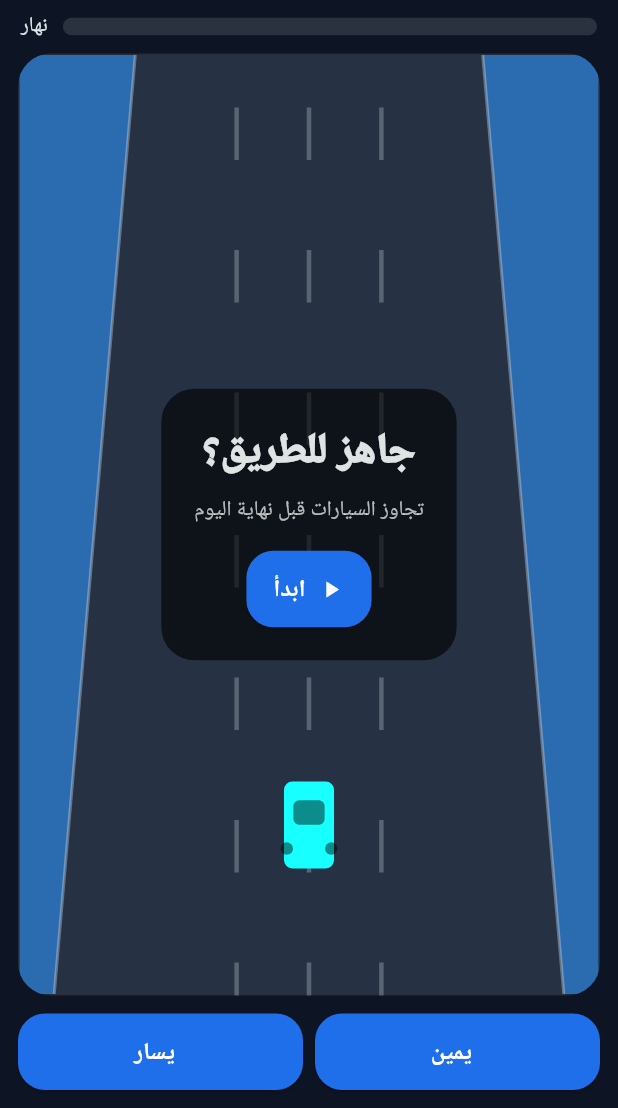
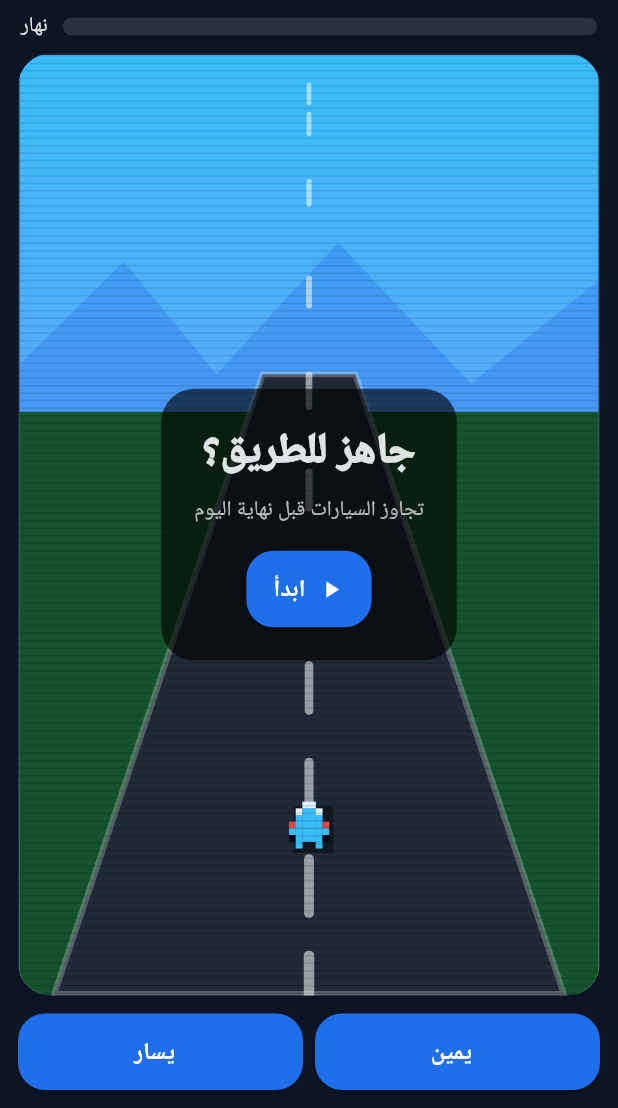
Before and after one commit to aljwaal1/carsgame, a Flutter app: the screen it shows after launch, after a tap on the "volume up" icon, after a tap on "🏎️", on a phone screen of 412 x 824 dp, the part 128-1236 px from its top. Run offline on Flutter 3.47's test engine with Material 3 defaults, Android fonts, the phone set to English and light mode, and no system bars; our stand-ins replace audioplayers, shared_preferences; Roboto replaces fonts that are missing (Arial).

Commit message:
Improve retro road weather pixel graphics

```diff
--- a/lib/games/retro_road/retro_road_painter.dart
+++ b/lib/games/retro_road/retro_road_painter.dart
@@ -1,9 +1,12 @@
+import 'dart:math' as math;
 import 'package:flutter/material.dart';
+import '../../core/graphics/retro_pixels.dart';
 import 'retro_road_models.dart';
 import 'retro_road_weather.dart';
 
 class RetroRoadPainter extends CustomPainter {
   RetroRoadPainter({required this.playerX, required this.cars, required this.weather, required this.day, required this.score});
+
   final double playerX;
   final List<RoadCar> cars;
   final RoadWeather weather;
@@ -14,100 +17,138 @@ class RetroRoadPainter extends CustomPainter {
   void paint(Canvas canvas, Size size) {
     final w = size.width;
     final h = size.height;
-    canvas.drawRect(Offset.zero & size, Paint()..color = _skyColor());
+    final bg = Offset.zero & size;
+    canvas.drawRect(bg, Paint()..shader = LinearGradient(
+      begin: Alignment.topCenter,
+      end: Alignment.bottomCenter,
+      colors: _skyColors(),
+    ).createShader(bg));
 
-    final road = Path()
-      ..moveTo(w * 0.20, 0)
-      ..lineTo(w * 0.80, 0)
-      ..lineTo(w * 0.94, h)
-      ..lineTo(w * 0.06, h)
-      ..close();
-    canvas.drawPath(road, Paint()..color = _roadColor());
+    _sunMoon(canvas, size);
+    _mountains(canvas, size);
+    _ground(canvas, size);
+    _road(canvas, size);
+    _laneMarks(canvas, size);
+    _particles(canvas, size);
 
-    final edge = Paint()..color = Colors.white30..strokeWidth = 2;
-    canvas.drawLine(Offset(w * 0.20, 0), Offset(w * 0.06, h), edge);
-    canvas.drawLine(Offset(w * 0.80, 0), Offset(w * 0.94, h), edge);
-
-    final dash = Paint()..color = Colors.white24..strokeWidth = 3;
-    for (int lane = 1; lane <= 3; lane++) {
-      final x = w * (0.25 + lane * 0.125);
-      for (int i = 0; i < 8; i++) {
-        final y = ((i * 95 + score * 0.35) % (h + 100)) - 60;
-        canvas.drawLine(Offset(x, y), Offset(x, y + 35), dash);
-      }
+    for (final car in cars) {
+      final c = Offset(car.x * w, car.y * h);
+      _car(canvas, c, math.max(2.8, w * .010), enemy: true, lane: car.lane);
     }
 
-    if (weather == RoadWeather.snow) _drawSnow(canvas, size);
-    if (weather == RoadWeather.rain) _drawRain(canvas, size);
+    final pc = Offset(playerX * w, h * .82);
+    if (weather == RoadWeather.night || weather == RoadWeather.fog || weather == RoadWeather.rain) {
+      final light = Path()
+        ..moveTo(pc.dx - 14, pc.dy - 8)
+        ..lineTo(pc.dx - w * .20, pc.dy - h * .35)
+        ..lineTo(pc.dx + w * .20, pc.dy - h * .35)
+        ..lineTo(pc.dx + 14, pc.dy - 8)
+        ..close();
+      canvas.drawPath(light, Paint()..color = const Color(0xfffff3b0).withOpacity(.18));
+    }
+    _car(canvas, pc, math.max(3.2, w * .0115), enemy: false, lane: 0);
+    _overlay(canvas, size);
+    _crt(canvas, size);
+  }
 
-    for (final car in cars) {
-      _drawCar(canvas, Offset(car.x * w, car.y * h), w * 0.105, false);
-    }
-    _drawCar(canvas, Offset(playerX * w, h * 0.82), w * 0.12, true);
-
-    if (weather == RoadWeather.night) {
-      canvas.drawRect(Offset.zero & size, Paint()..color = Colors.black.withOpacity(0.38));
-      _drawHeadLights(canvas, Offset(playerX * w, h * 0.82), w, h);
-    }
-    if (weather == RoadWeather.fog) {
-      canvas.drawRect(Offset.zero & size, Paint()..color = Colors.white.withOpacity(0.42));
-      canvas.drawRect(Rect.fromLTWH(0, h * 0.55, w, h * 0.45), Paint()..color = Colors.transparent..blendMode = BlendMode.clear);
+  List<Color> _skyColors() {
+    switch (weather) {
+      case RoadWeather.sunset: return const [Color(0xff3b0764), Color(0xfffb7185), Color(0xfff59e0b)];
+      case RoadWeather.night: return const [Color(0xff020617), Color(0xff0f172a), Color(0xff111827)];
+      case RoadWeather.fog: return const [Color(0xff64748b), Color(0xff94a3b8), Color(0xffcbd5e1)];
+      case RoadWeather.snow: return const [Color(0xffbfdbfe), Color(0xffdbeafe), Color(0xfff8fafc)];
+      case RoadWeather.rain: return const [Color(0xff111827), Color(0xff334155), Color(0xff475569)];
+      case RoadWeather.day: return const [Color(0xff38bdf8), Color(0xff60a5fa), Color(0xffbbf7d0)];
     }
   }
 
-  Color _skyColor() {
-    switch (weather) {
-      case RoadWeather.day: return const Color(0xff2b6cb0);
-      case RoadWeather.sunset: return const Color(0xff7c2d12);
-      case RoadWeather.night: return const Color(0xff020617);
-      case RoadWeather.fog: return const Color(0xff64748b);
-      case RoadWeather.snow: return const Color(0xffdbeafe);
-      case RoadWeather.rain: return const Color(0xff1e293b);
+  void _sunMoon(Canvas c, Size s) {
+    if (weather == RoadWeather.night) {
+      c.drawCircle(Offset(s.width * .78, s.height * .12), 22, Paint()..color = const Color(0xffe5e7eb));
+    } else if (weather == RoadWeather.sunset) {
+      c.drawCircle(Offset(s.width * .72, s.height * .16), 30, Paint()..color = const Color(0xffffd166));
     }
   }
 
-  Color _roadColor() => weather == RoadWeather.snow ? const Color(0xff94a3b8) : const Color(0xff263244);
+  void _mountains(Canvas c, Size s) {
+    final p = Paint()..color = weather == RoadWeather.night ? const Color(0xff111827) : const Color(0xff2563eb).withOpacity(.28);
+    final path = Path()
+      ..moveTo(0, s.height * .33)
+      ..lineTo(s.width * .18, s.height * .22)
+      ..lineTo(s.width * .34, s.height * .34)
+      ..lineTo(s.width * .55, s.height * .20)
+      ..lineTo(s.width * .78, s.height * .35)
+      ..lineTo(s.width, s.height * .24)
+      ..lineTo(s.width, s.height * .50)
+      ..lineTo(0, s.height * .50)
+      ..close();
+    c.drawPath(path, p);
+  }
 
-  void _drawCar(Canvas canvas, Offset c, double s, bool player) {
-    final body = Paint()..color = player ? Colors.cyanAccent : Colors.redAccent;
-    final shade = Paint()..color = Colors.black45;
-    canvas.drawRRect(RRect.fromRectAndRadius(Rect.fromCenter(center: c, width: s * 0.72, height: s * 1.25), Radius.circular(s * 0.12)), body);
-    canvas.drawRRect(RRect.fromRectAndRadius(Rect.fromCenter(center: c.translate(0, -s * 0.18), width: s * 0.45, height: s * 0.35), Radius.circular(s * 0.08)), shade);
-    canvas.drawCircle(c.translate(-s * 0.32, s * 0.34), s * 0.09, shade);
-    canvas.drawCircle(c.translate(s * 0.32, s * 0.34), s * 0.09, shade);
-    if (!player && weather == RoadWeather.night) {
-      final light = Paint()..color = Colors.redAccent.withOpacity(0.9);
-      canvas.drawCircle(c.translate(-s * 0.20, s * 0.52), 3, light);
-      canvas.drawCircle(c.translate(s * 0.20, s * 0.52), 3, light);
+  void _ground(Canvas c, Size s) {
+    c.drawRect(Rect.fromLTWH(0, s.height * .38, s.width, s.height * .62), Paint()..color = weather == RoadWeather.snow ? const Color(0xfff8fafc) : const Color(0xff14532d));
+  }
+
+  void _road(Canvas c, Size s) {
+    final w = s.width, h = s.height;
+    final road = Path()
+      ..moveTo(w * .42, h * .34)
+      ..lineTo(w * .58, h * .34)
+      ..lineTo(w * .94, h)
+      ..lineTo(w * .06, h)
+      ..close();
+    c.drawPath(road, Paint()..color = const Color(0xff1f2937));
+    c.drawPath(road, Paint()..style = PaintingStyle.stroke..strokeWidth = 4..color = Colors.white.withOpacity(.25));
+  }
+
+  void _laneMarks(Canvas c, Size s) {
+    final p = Paint()..color = Colors.white.withOpacity(weather == RoadWeather.fog ? .25 : .55);
+    for (var i = 0; i < 13; i++) {
+      final y = ((i * 66 + score * 2) % (s.height + 80)).toDouble() - 40;
+      final t = y / s.height;
+      final x = s.width * .5;
+      final len = 14 + t * 32;
+      final width = 3 + t * 4;
+      c.drawRRect(RRect.fromRectAndRadius(Rect.fromCenter(center: Offset(x, y), width: width, height: len), const Radius.circular(3)), p);
     }
   }
 
-  void _drawHeadLights(Canvas canvas, Offset c, double w, double h) {
-    final light = Paint()..color = Colors.yellowAccent.withOpacity(0.13);
-    final beam = Path()
-      ..moveTo(c.dx - 18, c.dy - 25)
-      ..lineTo(w * 0.20, 0)
-      ..lineTo(w * 0.80, 0)
-      ..lineTo(c.dx + 18, c.dy - 25)
-      ..close();
-    canvas.drawPath(beam, light);
-  }
-
-  void _drawSnow(Canvas canvas, Size size) {
-    final paint = Paint()..color = Colors.white.withOpacity(0.75);
-    for (int i = 0; i < 70; i++) {
-      final x = ((i * 47 + score * 0.35) % size.width).toDouble();
-      final y = ((i * 83 + score * 0.8) % size.height).toDouble();
-      canvas.drawCircle(Offset(x, y), 1.6, paint);
+  void _particles(Canvas c, Size s) {
+    if (weather != RoadWeather.snow && weather != RoadWeather.rain) return;
+    final p = Paint()..color = weather == RoadWeather.snow ? Colors.white.withOpacity(.85) : const Color(0xff93c5fd).withOpacity(.65);
+    for (var i = 0; i < 70; i++) {
+      final x = ((i * 61 + score * 3) % s.width).toDouble();
+      final y = ((i * 47 + score * 6) % s.height).toDouble();
+      if (weather == RoadWeather.rain) {
+        c.drawLine(Offset(x, y), Offset(x - 5, y + 13), p..strokeWidth = 1.4);
+      } else {
+        c.drawCircle(Offset(x, y), i % 3 == 0 ? 2.2 : 1.4, p);
+      }
     }
   }
 
-  void _drawRain(Canvas canvas, Size size) {
-    final paint = Paint()..color = Colors.lightBlueAccent.withOpacity(0.45)..strokeWidth = 1.2;
-    for (int i = 0; i < 60; i++) {
-      final x = ((i * 55 + score * 1.1) % size.width).toDouble();
-      final y = ((i * 77 + score * 1.5) % size.height).toDouble();
-      canvas.drawLine(Offset(x, y), Offset(x - 8, y + 16), paint);
+  void _car(Canvas c, Offset center, double px, {required bool enemy, required int lane}) {
+    final body = enemy ? [const Color(0xffef4444), const Color(0xffffd166), const Color(0xff22c55e)][lane.abs() % 3] : const Color(0xff38bdf8);
+    RetroPixels.draw(c, center, px, const [
+      '..WW..', '.WBBW.', '.BBBB.', 'RBBBBR', 'BBBBBB', 'KBBBBK', '.B..B.'
+    ], {
+      'W': const Color(0xffe0f2fe),
+      'B': body,
+      'R': enemy ? const Color(0xfffff176) : const Color(0xffef4444),
+      'K': const Color(0xff020617),
+    }, shadow: 3);
+  }
+
+  void _overlay(Canvas c, Size s) {
+    if (weather == RoadWeather.fog) c.drawRect(Offset.zero & s, Paint()..color = Colors.white.withOpacity(.34));
+    if (weather == RoadWeather.night) c.drawRect(Offset.zero & s, Paint()..color = Colors.black.withOpacity(.26));
+    if (weather == RoadWeather.rain) c.drawRect(Offset.zero & s, Paint()..color = Colors.blueGrey.withOpacity(.14));
+  }
+
+  void _crt(Canvas c, Size s) {
+    final p = Paint()..color = Colors.black.withOpacity(.11);
+    for (double y = 0; y < s.height; y += 5) {
+      c.drawRect(Rect.fromLTWH(0, y, s.width, 1), p);
     }
   }
 
```
